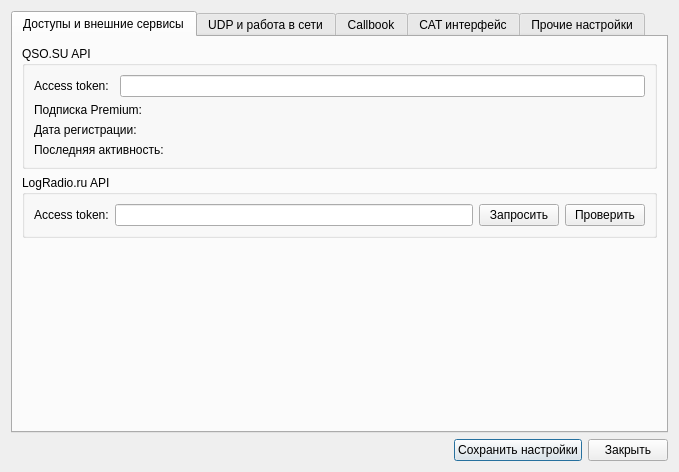
Qt form settings.ui (qsosu/logger) before a commit.
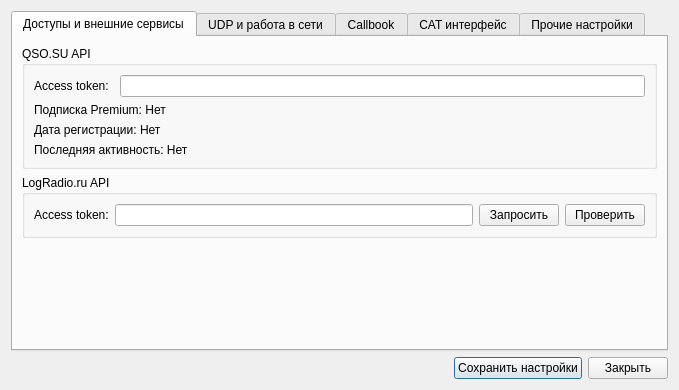
The same form after that commit. The open tabs and pages were chosen to show the change. Icons and pictures are not drawn.

Patch:
```diff
--- a/settings.ui
+++ b/settings.ui
@@ -6,8 +6,8 @@
    <rect>
     <x>0</x>
     <y>0</y>
-    <width>675</width>
-    <height>472</height>
+    <width>671</width>
+    <height>390</height>
    </rect>
   </property>
   <property name="minimumSize">
@@ -145,7 +145,7 @@
                </size>
               </property>
               <property name="text">
-               <string>Подписка Premium:</string>
+               <string>Подписка Premium: Нет</string>
               </property>
              </widget>
             </item>
@@ -156,7 +156,7 @@
             <item>
              <widget class="QLabel" name="registered_label">
               <property name="text">
-               <string>Дата регистрации:</string>
+               <string>Дата регистрации: Нет</string>
               </property>
              </widget>
             </item>
@@ -167,7 +167,7 @@
             <item>
              <widget class="QLabel" name="last_activit_label">
               <property name="text">
-               <string>Последняя активность:</string>
+               <string>Последняя активность: Нет</string>
               </property>
              </widget>
             </item>
```
Left out of the diff: 2 changed lines with no effect on the pictures.
